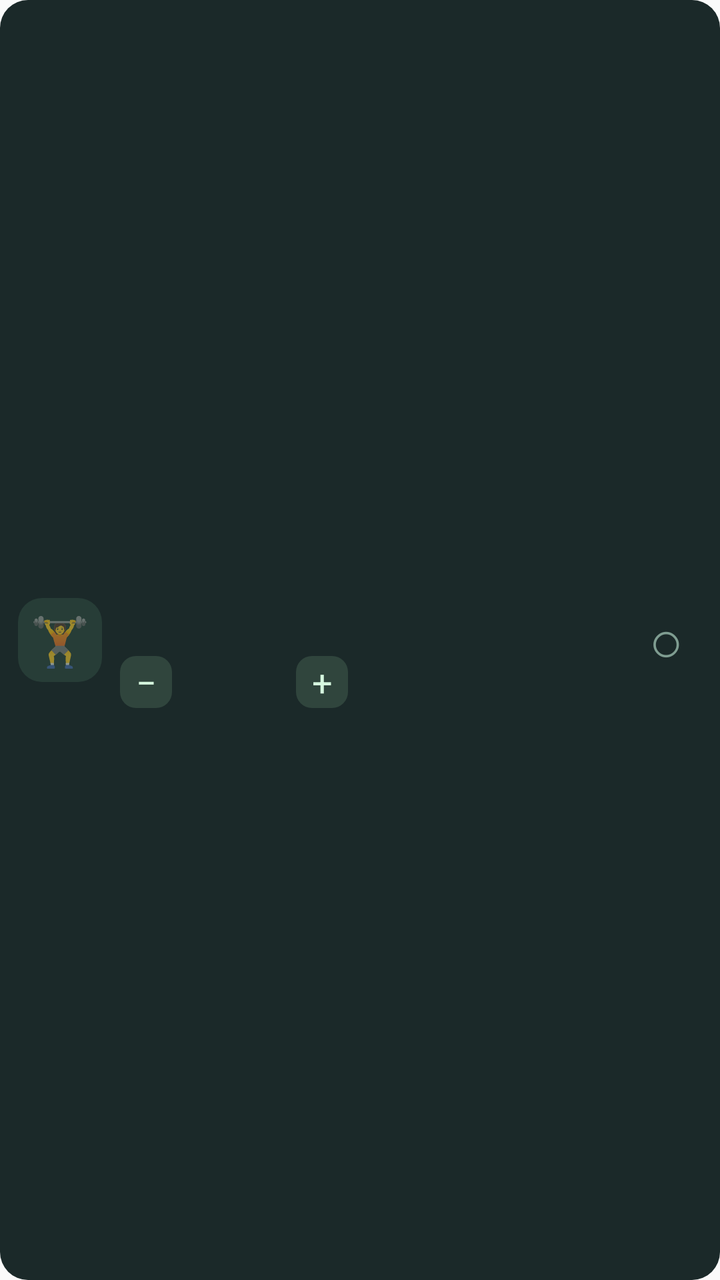
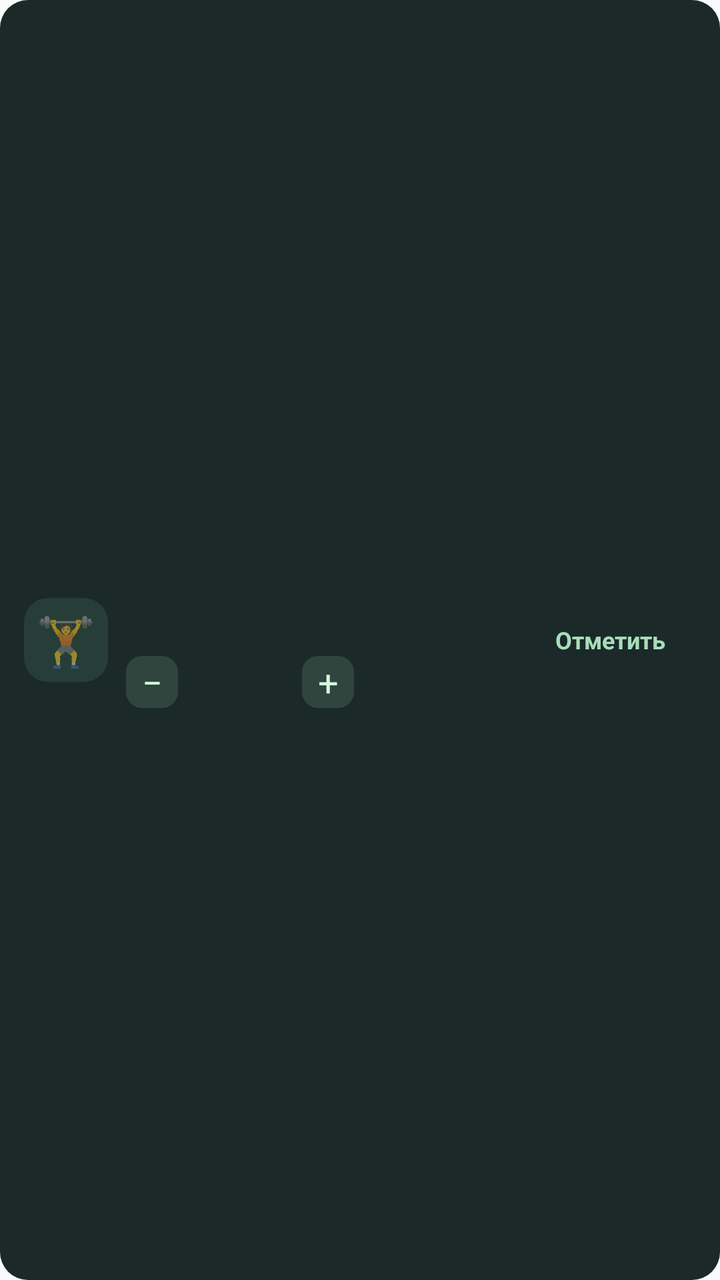

Two renders of the same Android screen: before a commit and after it. Below are the layout's source before the change and the commit's diff.
<!-- AndroidManifest.xml: application theme android:Theme.Material.Light.NoActionBar -->
<!-- res/layout/exercise_three.xml -->
<?xml version="1.0" encoding="utf-8"?>
<LinearLayout xmlns:android="http://schemas.android.com/apk/res/android"
 android:layout_width="match_parent" android:layout_height="0dp" android:layout_weight="1"
 android:layout_marginBottom="7dp" android:background="@drawable/exercise_card" android:padding="9dp" android:gravity="center_vertical" android:orientation="horizontal">
 <TextView android:id="@+id/icon3" android:layout_width="42dp" android:layout_height="42dp" android:background="@drawable/icon_back" android:gravity="center" android:textSize="24sp" android:text="🏋"/>
 <LinearLayout android:layout_width="0dp" android:layout_height="wrap_content" android:layout_weight="1" android:layout_marginLeft="9dp" android:orientation="vertical">
  <TextView android:id="@+id/name3" android:layout_width="match_parent" android:layout_height="wrap_content" android:textColor="#FFFFFF" android:textSize="13sp" android:textStyle="bold" android:maxLines="2" android:ellipsize="end"/>
  <TextView android:id="@+id/reps3" android:layout_width="match_parent" android:layout_height="wrap_content" android:layout_marginTop="4dp" android:textColor="#9EB4AC" android:textSize="11sp"/>
  <LinearLayout android:layout_width="wrap_content" android:layout_height="wrap_content" android:gravity="center_vertical" android:layout_marginTop="6dp">
   <TextView android:id="@+id/minus3" android:layout_width="26dp" android:layout_height="26dp" android:gravity="center" android:background="@drawable/small_button" android:text="−" android:textColor="#D6F8DF" android:textSize="18sp"/>
   <TextView android:id="@+id/weight3" android:layout_width="wrap_content" android:layout_height="wrap_content" android:minWidth="62dp" android:gravity="center" android:textColor="#D6F8DF" android:textSize="12sp" android:textStyle="bold"/>
   <TextView android:id="@+id/plus3" android:layout_width="26dp" android:layout_height="26dp" android:gravity="center" android:background="@drawable/small_button" android:text="+" android:textColor="#D6F8DF" android:textSize="18sp"/>
  </LinearLayout>
 </LinearLayout>
 <TextView android:id="@+id/check3" android:layout_width="36dp" android:layout_height="46dp" android:gravity="center" android:text="○" android:textColor="#7F9D91" android:textSize="29sp"/>
</LinearLayout>
<!-- resources referenced by this layout -->
<resources>
  <!-- drawable exercise_card (drawable) -->
  <shape xmlns:android="http://schemas.android.com/apk/res/android"><solid android:color="#1B2929"/><corners android:radius="14dp"/></shape>
  <!-- drawable icon_back (drawable) -->
  <shape xmlns:android="http://schemas.android.com/apk/res/android"><solid android:color="#273D37"/><corners android:radius="12dp"/></shape>
  <!-- drawable small_button (drawable) -->
  <shape xmlns:android="http://schemas.android.com/apk/res/android"><solid android:color="#30453D"/><corners android:radius="8dp"/></shape>
</resources>

<!-- the commit's change to res/layout/exercise_three.xml (unified diff, before → after) -->
@@ -1,7 +1,7 @@
 <?xml version="1.0" encoding="utf-8"?>
 <LinearLayout xmlns:android="http://schemas.android.com/apk/res/android"
- android:layout_width="match_parent" android:layout_height="0dp" android:layout_weight="1"
- android:layout_marginBottom="7dp" android:background="@drawable/exercise_card" android:padding="9dp" android:gravity="center_vertical" android:orientation="horizontal">
+ android:layout_width="match_parent" android:layout_height="wrap_content"
+ android:layout_marginBottom="7dp" android:background="@drawable/exercise_card" android:padding="12dp" android:gravity="center_vertical" android:orientation="horizontal">
  <TextView android:id="@+id/icon3" android:layout_width="42dp" android:layout_height="42dp" android:background="@drawable/icon_back" android:gravity="center" android:textSize="24sp" android:text="🏋"/>
  <LinearLayout android:layout_width="0dp" android:layout_height="wrap_content" android:layout_weight="1" android:layout_marginLeft="9dp" android:orientation="vertical">
   <TextView android:id="@+id/name3" android:layout_width="match_parent" android:layout_height="wrap_content" android:textColor="#FFFFFF" android:textSize="13sp" android:textStyle="bold" android:maxLines="2" android:ellipsize="end"/>
@@ -12,5 +12,5 @@
    <TextView android:id="@+id/plus3" android:layout_width="26dp" android:layout_height="26dp" android:gravity="center" android:background="@drawable/small_button" android:text="+" android:textColor="#D6F8DF" android:textSize="18sp"/>
   </LinearLayout>
  </LinearLayout>
- <TextView android:id="@+id/check3" android:layout_width="36dp" android:layout_height="46dp" android:gravity="center" android:text="○" android:textColor="#7F9D91" android:textSize="29sp"/>
+ <TextView android:id="@+id/check3" android:layout_width="86dp" android:layout_height="48dp" android:gravity="center" android:text="Отметить" android:textColor="#A8DDBA" android:textSize="12sp" android:textStyle="bold" android:contentDescription="Отметить выполнение упражнения"/>
 </LinearLayout>
